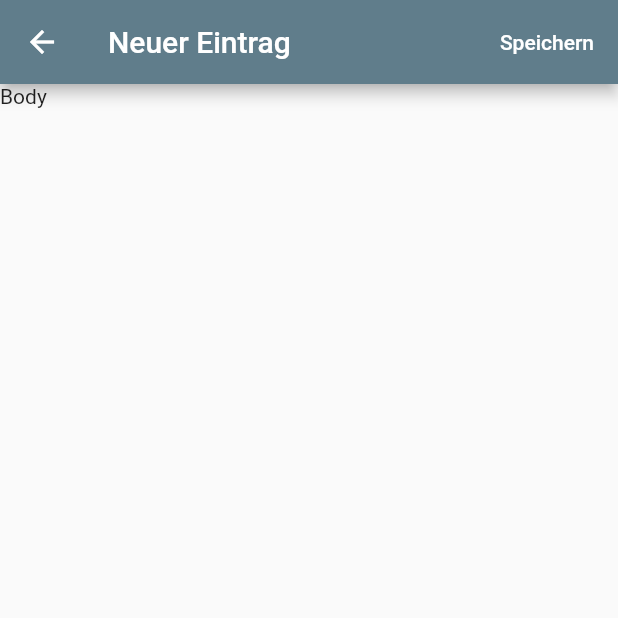
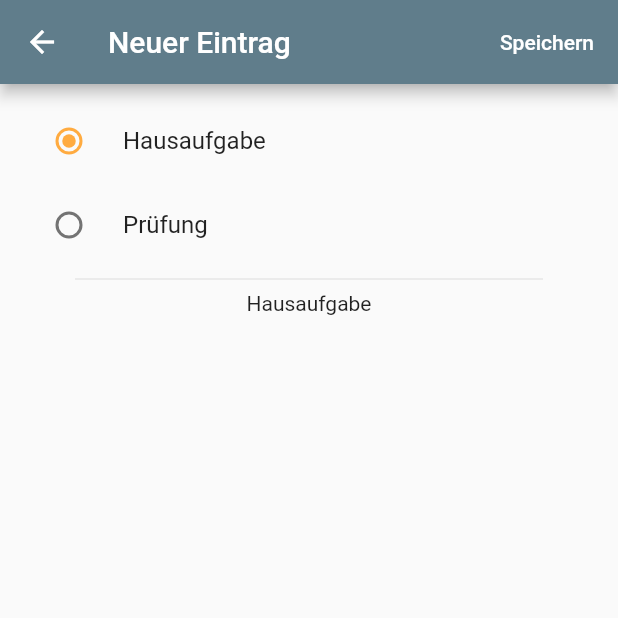
Before and after one commit to Jerry1098/school_organizer, a Flutter app: the AddEntryDialog screen opened directly, on a phone screen of 412 x 824 dp, the top half of it. Run offline on Flutter 3.47's test engine with Material 2 defaults, Android fonts, the phone set to English and light mode, and no system bars; our stand-ins replace fluttertoast; Roboto replaces fonts that are missing (Poppins).

Commit message:
dialog eingefügt

```diff
--- a/lib/home/AddEntryDialog.dart
+++ b/lib/home/AddEntryDialog.dart
@@ -6,6 +6,9 @@ class AddEntryDialog extends StatefulWidget {
 }
 
 class _AddEntryDialogState extends State<AddEntryDialog> {
+  int _radioValue = 0;
+  bool homework = true;
+
   @override
   Widget build(BuildContext context) {
     return new Scaffold(
@@ -16,11 +19,77 @@ class _AddEntryDialogState extends State<AddEntryDialog> {
             onPressed: () {
               Navigator.of(context).pop("Kleiner Test");
             },
-            child: Text("Speichern", style: TextStyle(color: Colors.white),),
+            child: Text(
+              "Speichern",
+              style: TextStyle(color: Colors.white),
+            ),
           )
         ],
       ),
-      body: Text("Body"),
+      body: Container(
+        padding: EdgeInsets.all(10.0),
+        child: Column(
+          mainAxisAlignment: MainAxisAlignment.start,
+          mainAxisSize: MainAxisSize.max,
+          children: <Widget>[
+            Column(
+              mainAxisAlignment: MainAxisAlignment.spaceEvenly,
+              children: <Widget>[
+                RadioListTile(
+                  groupValue: _radioValue,
+                  onChanged: _radioValueChange,
+                  value: 0,
+                  title: Text("Hausaufgabe"),
+                ),
+                RadioListTile(
+                  groupValue: _radioValue,
+                  onChanged: _radioValueChange,
+                  value: 1,
+                  title: Text("Prüfung"),
+                ),
+              ],
+            ),
+            Container(
+              child: Divider(),
+              padding: EdgeInsets.symmetric(horizontal: 40.0),
+            ),
+            homework ? Homework() : Test()
+          ],
+        ),
+      ),
     );
   }
+
+  _radioValueChange(int value) {
+    setState(() {
+      _radioValue = value;
+      if (_radioValue == 0) {
+        homework = true;
+      } else {
+        homework = false;
+      }
+    });
+  }
 }
+
+class Homework extends StatefulWidget {
+  _HomeworkState createState() => _HomeworkState();
+}
+
+class _HomeworkState extends State<Homework> {
+  @override
+  Widget build(BuildContext context) {
+    return Text("Hausaufgabe");
+  }
+}
+
+class Test extends StatefulWidget {
+  _TestState createState() => _TestState();
+}
+
+class _TestState extends State<Test> {
+  @override
+  Widget build(BuildContext context) {
+    return Text("Prüfung");
+  }
+}
```
